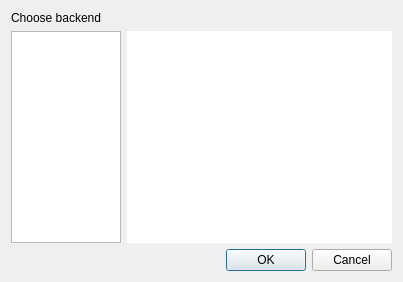
anilFree/seascope, file src/ui/proj_new.ui: the form before one commit.
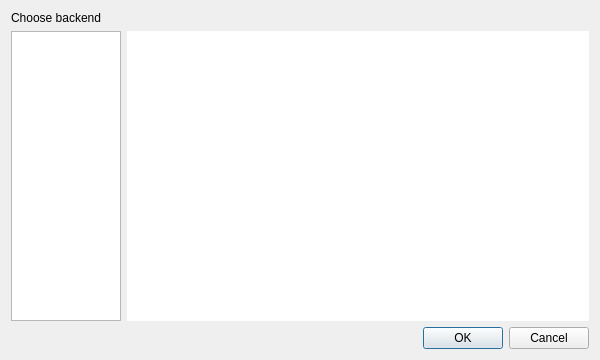
The form after the commit.

Patch:
```diff
--- a/src/ui/proj_new.ui
+++ b/src/ui/proj_new.ui
@@ -6,8 +6,8 @@
    <rect>
     <x>0</x>
     <y>0</y>
-    <width>403</width>
-    <height>282</height>
+    <width>600</width>
+    <height>360</height>
    </rect>
   </property>
   <property name="windowTitle">
```
